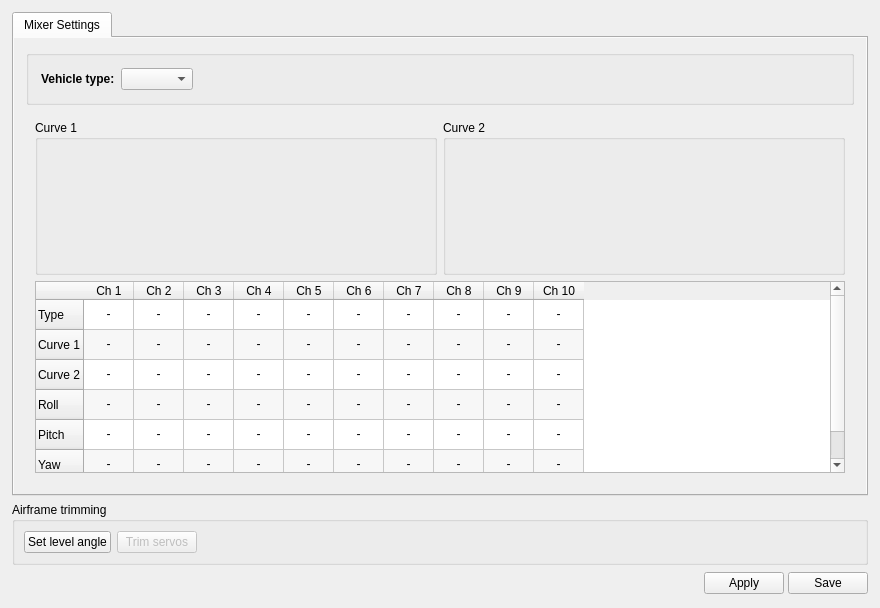
d-ronin/dRonin, file ground/gcs/src/plugins/config/airframe.ui: the form before one commit.
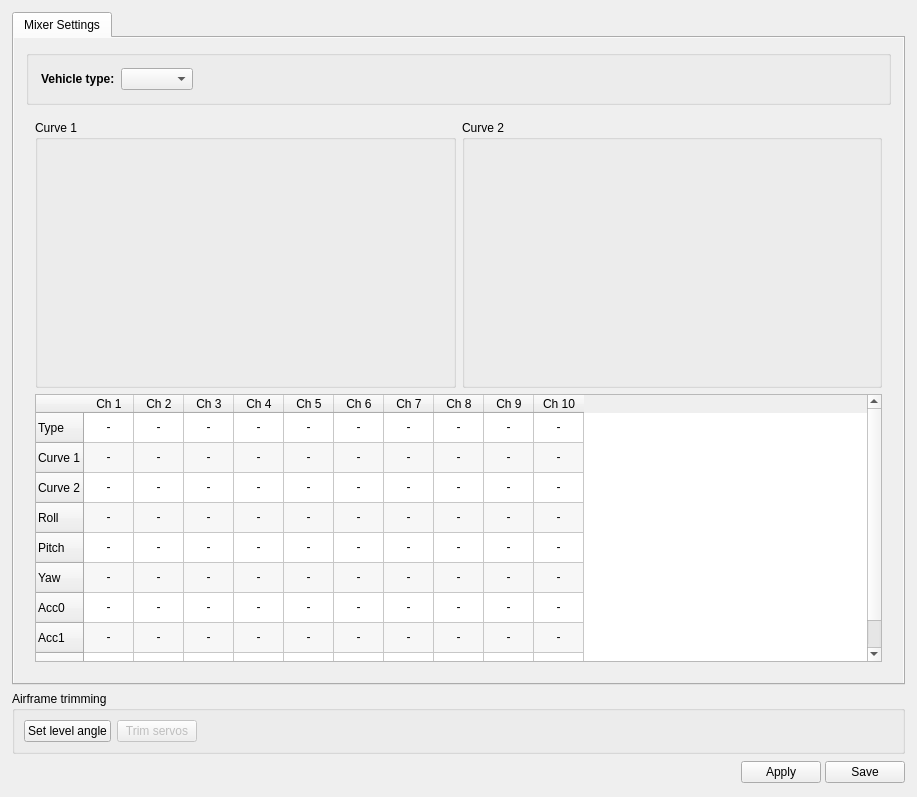
The form after the commit. Icons and pictures are not drawn. Custom widgets are drawn as their Qt base class.

Patch:
```diff
--- a/ground/gcs/src/plugins/config/airframe.ui
+++ b/ground/gcs/src/plugins/config/airframe.ui
@@ -6,8 +6,8 @@
    <rect>
     <x>0</x>
     <y>0</y>
-    <width>880</width>
-    <height>608</height>
+    <width>917</width>
+    <height>797</height>
    </rect>
   </property>
   <property name="windowTitle">
@@ -82,8 +82,8 @@
            <rect>
             <x>0</x>
             <y>0</y>
-            <width>850</width>
-            <height>459</height>
+            <width>889</width>
+            <height>634</height>
            </rect>
           </property>
           <layout class="QVBoxLayout" name="verticalLayout">
@@ -2253,6 +2253,9 @@
                    <property name="alternatingRowColors">
                     <bool>true</bool>
                    </property>
+                   <property name="rowCount">
+                    <number>9</number>
+                   </property>
                    <attribute name="horizontalHeaderDefaultSectionSize">
                     <number>50</number>
                    </attribute>
@@ -2289,6 +2292,21 @@
                      <string>Yaw</string>
                     </property>
                    </row>
+                   <row>
+                    <property name="text">
+                     <string>Acc0</string>
+                    </property>
+                   </row>
+                   <row>
+                    <property name="text">
+                     <string>Acc1</string>
+                    </property>
+                   </row>
+                   <row>
+                    <property name="text">
+                     <string>Acc2</string>
+                    </property>
+                   </row>
                    <column>
                     <property name="text">
                      <string>Ch 1</string>
@@ -2819,6 +2837,246 @@
                      <set>AlignCenter</set>
                     </property>
                    </item>
+                   <item row="6" column="0">
+                    <property name="text">
+                     <string>-</string>
+                    </property>
+                    <property name="textAlignment">
+                     <set>AlignCenter</set>
+                    </property>
+                   </item>
+                   <item row="6" column="1">
+                    <property name="text">
+                     <string>-</string>
+                    </property>
+                    <property name="textAlignment">
+                     <set>AlignCenter</set>
+                    </property>
+                   </item>
+                   <item row="6" column="2">
+                    <property name="text">
+                     <string>-</string>
+                    </property>
+                    <property name="textAlignment">
+                     <set>AlignCenter</set>
+                    </property>
+                   </item>
+                   <item row="6" column="3">
+                    <property name="text">
+                     <string>-</string>
+                    </property>
+                    <property name="textAlignment">
+                     <set>AlignCenter</set>
+                    </property>
+                   </item>
+                   <item row="6" column="4">
+                    <property name="text">
+                     <string>-</string>
+                    </property>
+                    <property name="textAlignment">
+                     <set>AlignCenter</set>
+                    </property>
+                   </item>
+                   <item row="6" column="5">
+                    <property name="text">
+                     <string>-</string>
+                    </property>
+                    <property name="textAlignment">
+                     <set>AlignCenter</set>
+                    </property>
+                   </item>
+                   <item row="6" column="6">
+                    <property name="text">
+                     <string>-</string>
+                    </property>
+                    <property name="textAlignment">
+                     <set>AlignCenter</set>
+                    </property>
+                   </item>
+                   <item row="6" column="7">
+                    <property name="text">
+                     <string>-</string>
+                    </property>
+                    <property name="textAlignment">
+                     <set>AlignCenter</set>
+                    </property>
+                   </item>
+                   <item row="6" column="8">
+                    <property name="text">
+                     <string>-</string>
+                    </property>
+                    <property name="textAlignment">
+                     <set>AlignCenter</set>
+                    </property>
+                   </item>
+                   <item row="6" column="9">
+                    <property name="text">
+                     <string>-</string>
+                    </property>
+                    <property name="textAlignment">
+                     <set>AlignCenter</set>
+                    </property>
+                   </item>
+                   <item row="7" column="0">
+                    <property name="text">
+                     <string>-</string>
+                    </property>
+                    <property name="textAlignment">
+                     <set>AlignCenter</set>
+                    </property>
+                   </item>
+                   <item row="7" column="1">
+                    <property name="text">
+                     <string>-</string>
+                    </property>
+                    <property name="textAlignment">
+                     <set>AlignCenter</set>
+                    </property>
+                   </item>
+                   <item row="7" column="2">
+                    <property name="text">
+                     <string>-</string>
+                    </property>
+                    <property name="textAlignment">
+                     <set>AlignCenter</set>
+                    </property>
+                   </item>
+                   <item row="7" column="3">
+                    <property name="text">
+                     <string>-</string>
+                    </property>
+                    <property name="textAlignment">
+                     <set>AlignCenter</set>
+                    </property>
+                   </item>
+                   <item row="7" column="4">
+                    <property name="text">
+                     <string>-</string>
+                    </property>
+                    <property name="textAlignment">
+                     <set>AlignCenter</set>
+                    </property>
+                   </item>
+                   <item row="7" column="5">
+                    <property name="text">
+                     <string>-</string>
+                    </property>
+                    <property name="textAlignment">
+                     <set>AlignCenter</set>
+                    </property>
+                   </item>
+                   <item row="7" column="6">
+                    <property name="text">
+                     <string>-</string>
+                    </property>
+                    <property name="textAlignment">
+                     <set>AlignCenter</set>
+                    </property>
+                   </item>
+                   <item row="7" column="7">
+                    <property name="text">
+                     <string>-</string>
+                    </property>
+                    <property name="textAlignment">
+                     <set>AlignCenter</set>
+                    </property>
+                   </item>
+                   <item row="7" column="8">
+                    <property name="text">
+                     <string>-</string>
+                    </property>
+                    <property name="textAlignment">
+                     <set>AlignCenter</set>
+                    </property>
+                   </item>
+                   <item row="7" column="9">
+                    <property name="text">
+                     <string>-</string>
+                    </property>
+                    <property name="textAlignment">
+                     <set>AlignCenter</set>
+                    </property>
+                   </item>
+                   <item row="8" column="0">
+                    <property name="text">
+                     <string>-</string>
+                    </property>
+                    <property name="textAlignment">
+                     <set>AlignCenter</set>
+                    </property>
+                   </item>
+                   <item row="8" column="1">
+                    <property name="text">
+                     <string>-</string>
+                    </property>
+                    <property name="textAlignment">
+                     <set>AlignCenter</set>
+                    </property>
+                   </item>
+                   <item row="8" column="2">
+                    <property name="text">
+                     <string>-</string>
+                    </property>
+                    <property name="textAlignment">
+                     <set>AlignCenter</set>
+                    </property>
+                   </item>
+                   <item row="8" column="3">
+                    <property name="text">
+                     <string>-</string>
+                    </property>
+                    <property name="textAlignment">
+                     <set>AlignCenter</set>
+                    </property>
+                   </item>
+                   <item row="8" column="4">
+                    <property name="text">
+                     <string>-</string>
+                    </property>
+                    <property name="textAlignment">
+                     <set>AlignCenter</set>
+                    </property>
+                   </item>
+                   <item row="8" column="5">
+                    <property name="text">
+                     <string>-</string>
+                    </property>
+                    <property name="textAlignment">
+                     <set>AlignCenter</set>
+                    </property>
+                   </item>
+                   <item row="8" column="6">
+                    <property name="text">
+                     <string>-</string>
+                    </property>
+                    <property name="textAlignment">
+                     <set>AlignCenter</set>
+                    </property>
+                   </item>
+                   <item row="8" column="7">
+                    <property name="text">
+                     <string>-</string>
+                    </property>
+                    <property name="textAlignment">
+                     <set>AlignCenter</set>
+                    </property>
+                   </item>
+                   <item row="8" column="8">
+                    <property name="text">
+                     <string>-</string>
+                    </property>
+                    <property name="textAlignment">
+                     <set>AlignCenter</set>
+                    </property>
+                   </item>
+                   <item row="8" column="9">
+                    <property name="text">
+                     <string>-</string>
+                    </property>
+                    <property name="textAlignment">
+                     <set>AlignCenter</set>
+                    </property>
+                   </item>
                   </widget>
                  </item>
                 </layout>
```
Left out of the diff: 4 changed lines with no effect on the pictures.
